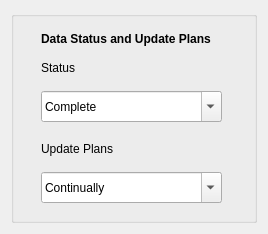
Qt form pymdwizard/gui/ui_files/Status.ui (DOI-USGS/fort-pymdwizard) before a commit.
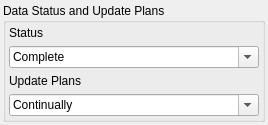
The same form after that commit.

Diff of the .ui file:
```diff
--- a/pymdwizard/gui/ui_files/Status.ui
+++ b/pymdwizard/gui/ui_files/Status.ui
@@ -7,13 +7,13 @@
     <x>0</x>
     <y>0</y>
     <width>268</width>
-    <height>234</height>
+    <height>117</height>
    </rect>
   </property>
   <property name="minimumSize">
    <size>
     <width>268</width>
-    <height>234</height>
+    <height>0</height>
    </size>
   </property>
   <property name="maximumSize">
@@ -26,19 +26,109 @@
    <string>Form</string>
   </property>
   <layout class="QVBoxLayout" name="verticalLayout">
+   <property name="leftMargin">
+    <number>3</number>
+   </property>
+   <property name="topMargin">
+    <number>3</number>
+   </property>
+   <property name="rightMargin">
+    <number>3</number>
+   </property>
+   <property name="bottomMargin">
+    <number>3</number>
+   </property>
    <item>
     <widget class="QGroupBox" name="fgdc_status">
+     <property name="sizePolicy">
+      <sizepolicy hsizetype="Preferred" vsizetype="Fixed">
+       <horstretch>0</horstretch>
+       <verstretch>0</verstretch>
+      </sizepolicy>
+     </property>
+     <property name="styleSheet">
+      <string notr="true"/>
+     </property>
      <property name="title">
-      <string/>
+      <string>Data Status and Update Plans</string>
      </property>
+     <layout class="QVBoxLayout" name="verticalLayout_2">
+      <property name="leftMargin">
+       <number>3</number>
+      </property>
+      <property name="topMargin">
+       <number>3</number>
+      </property>
+      <property name="rightMargin">
+       <number>3</number>
+      </property>
+      <property name="bottomMargin">
+       <number>3</number>
+      </property>
+      <item>
+       <widget class="QLabel" name="label_2">
+        <property name="font">
+         <font>
+          <family>Arial</family>
+          <pointsize>9</pointsize>
+         </font>
+        </property>
+        <property name="text">
+         <string>Status</string>
+        </property>
+       </widget>
+      </item>
+      <item>
+       <widget class="QComboBox" name="fgdc_progress">
+        <property name="font">
+         <font>
+          <family>Arial</family>
+          <pointsize>9</pointsize>
+         </font>
+        </property>
+        <property name="editable">
+         <bool>true</bool>
+        </property>
+        <property name="currentText">
+         <string>Complete</string>
+        </property>
+        <item>
+         <property name="text">
+          <string>Complete</string>
+         </property>
+        </item>
+        <item>
+         <property name="text">
+          <string>In Work</string>
+         </property>
+        </item>
+        <item>
+         <property name="text">
+          <string>Planned</string>
+         </property>
+        </item>
+       </widget>
+      </item>
+      <item>
+       <widget class="QLabel" name="label_3">
+        <property name="font">
+         <font>
+          <family>Arial</family>
+          <pointsize>9</pointsize>
+         </font>
+        </property>
+        <property name="text">
+         <string>Update Plans</string>
+        </property>
+       </widget>
+      </item>
+      <item>
      <widget class="QComboBox" name="fgdc_update">
-      <property name="geometry">
-       <rect>
-        <x>30</x>
-        <y>161</y>
-        <width>181</width>
-        <height>31</height>
-       </rect>
+        <property name="sizePolicy">
+         <sizepolicy hsizetype="Preferred" vsizetype="Fixed">
+          <horstretch>0</horstretch>
+          <verstretch>0</verstretch>
+         </sizepolicy>
       </property>
       <property name="font">
        <font>
@@ -95,102 +185,8 @@
        </property>
       </item>
      </widget>
-     <widget class="QComboBox" name="fgdc_progress">
-      <property name="geometry">
-       <rect>
-        <x>30</x>
-        <y>80</y>
-        <width>181</width>
-        <height>31</height>
-       </rect>
-      </property>
-      <property name="font">
-       <font>
-        <family>Arial</family>
-        <pointsize>9</pointsize>
-       </font>
-      </property>
-      <property name="editable">
-       <bool>true</bool>
-      </property>
-      <property name="currentText">
-       <string>Complete</string>
-      </property>
-      <item>
-       <property name="text">
-        <string>Complete</string>
-       </property>
       </item>
-      <item>
-       <property name="text">
-        <string>In Work</string>
-       </property>
-      </item>
-      <item>
-       <property name="text">
-        <string>Planned</string>
-       </property>
-      </item>
-     </widget>
-     <widget class="QLabel" name="label">
-      <property name="geometry">
-       <rect>
-        <x>30</x>
-        <y>20</y>
-        <width>251</width>
-        <height>16</height>
-       </rect>
-      </property>
-      <property name="font">
-       <font>
-        <family>Arial</family>
-        <pointsize>9</pointsize>
-        <weight>75</weight>
-        <bold>true</bold>
-       </font>
-      </property>
-      <property name="text">
-       <string>Data Status and Update Plans</string>
-      </property>
-     </widget>
-     <widget class="QLabel" name="label_2">
-      <property name="geometry">
-       <rect>
-        <x>30</x>
-        <y>50</y>
-        <width>47</width>
-        <height>13</height>
-       </rect>
-      </property>
-      <property name="font">
-       <font>
-        <family>Arial</family>
-        <pointsize>9</pointsize>
-       </font>
-      </property>
-      <property name="text">
-       <string>Status</string>
-      </property>
-     </widget>
-     <widget class="QLabel" name="label_3">
-      <property name="geometry">
-       <rect>
-        <x>30</x>
-        <y>130</y>
-        <width>91</width>
-        <height>16</height>
-       </rect>
-      </property>
-      <property name="font">
-       <font>
-        <family>Arial</family>
-        <pointsize>9</pointsize>
-       </font>
-      </property>
-      <property name="text">
-       <string>Update Plans</string>
-      </property>
-     </widget>
+     </layout>
     </widget>
    </item>
   </layout>
```
Lines whose indentation alone changed are shown as unchanged.
